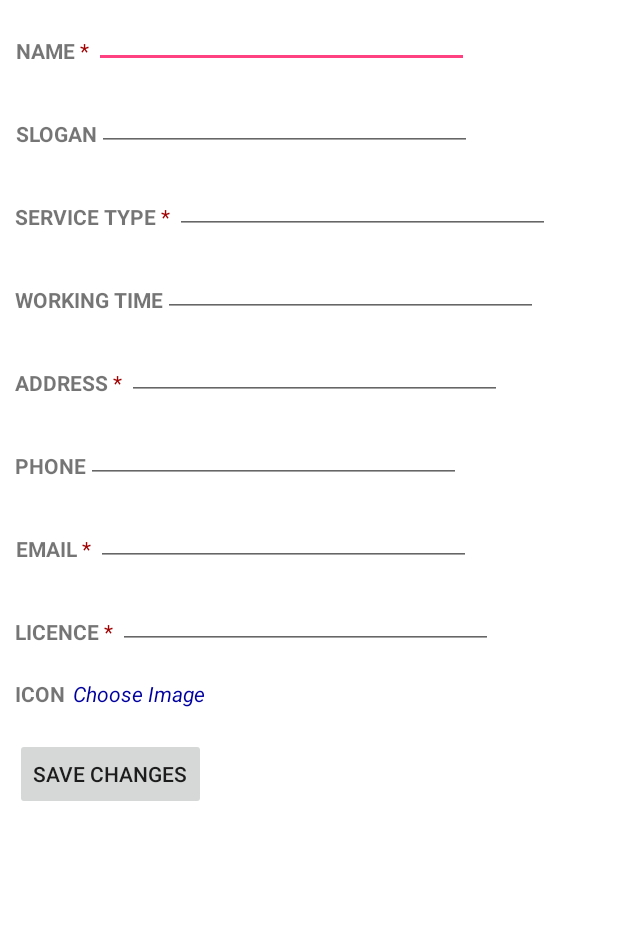
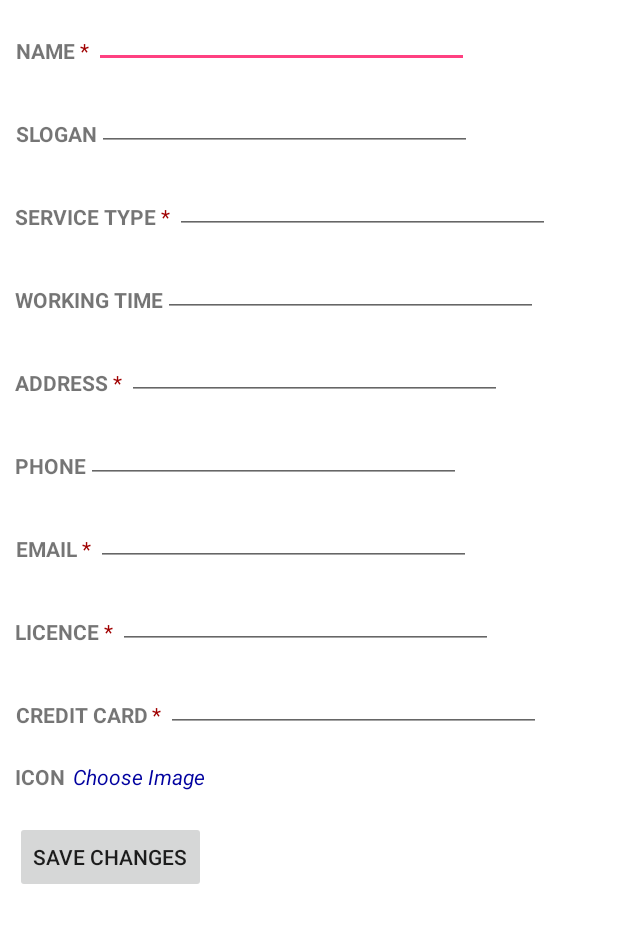
Before and after one commit to YomnaHAmin/ASN-Advertisers, an Android app: the EditDataActivity screen opened directly, with no data from a screen before it, on a phone screen of 412 x 824 dp, the part 84-1027 px from its top. Run offline under Robolectric (Android 15) with nearby library versions, the phone set to English and light mode, and no system bars; our stand-ins replace Volley.

Commit message:
Add Credit Card

```diff
--- a/app/src/main/java/com/example/android/advertisers/EditDataActivity.java
+++ b/app/src/main/java/com/example/android/advertisers/EditDataActivity.java
@@ -39,8 +39,9 @@ public class EditDataActivity extends AppCompatActivity {
     private static final int RESULT_LOAD_IMG = 1;
     private static final int RESULT_PROCESS_IMG = 100;
 
-    EditText name, slogan, serviceType, availibility, adrs, phone, email, licence;
-    String newIcon, newName, newSlogan, newServiceType, newAvailibility, newAdrs, newPhone, newEmail, newLicence;
+    EditText name, slogan, serviceType, availibility, adrs, phone, email, licence, crdtCrd;
+    String newIcon, newName, newSlogan, newServiceType, newAvailibility,
+            newAdrs, newPhone, newEmail, newLicence, newCreditCard;
     TextView newIconValue, rmvNewImg;
     Uri newIconUri;
     Bitmap newIconBitmap;
@@ -58,6 +59,7 @@ public class EditDataActivity extends AppCompatActivity {
         phone = (EditText) findViewById(R.id.phoneEdit);
         email = (EditText) findViewById(R.id.emailEdit);
         licence = (EditText) findViewById(R.id.licenceEdit);
+        crdtCrd = (EditText) findViewById(R.id.creditCardEdit);
 
         newIconValue = (TextView)findViewById(R.id.chsImgBtn);
         rmvNewImg = (TextView)findViewById(R.id.newImgRmvBtn);
@@ -70,6 +72,7 @@ public class EditDataActivity extends AppCompatActivity {
         phone.setText(__Info.phone);
         email.setText(__Info.email);
         licence.setText(__Info.licence);
+        crdtCrd.setText(__Info.creditCard);
 
     }
 
@@ -160,8 +163,10 @@ public class EditDataActivity extends AppCompatActivity {
         newPhone = phone.getText().toString().trim();
         newEmail = email.getText().toString().trim();
         newLicence = licence.getText().toString().trim();
+        newCreditCard = crdtCrd.getText().toString().trim();
 
-        if(newName == null || newServiceType == null || newAdrs == null || newEmail == null || newLicence == null ){
+        if(newName == null || newServiceType == null || newAdrs == null || newEmail == null
+                || newLicence == null || newCreditCard == null  ){
             Toast.makeText(this, "Please Fill Required Fields", Toast.LENGTH_LONG);
         }
         else{
@@ -192,6 +197,7 @@ public class EditDataActivity extends AppCompatActivity {
                                         obj.getString("phone"),
                                         obj.getString("email"),
                                         obj.getString("licence"),
+                                        obj.getString("creditCard"),
                                         obj.getString("iconURL")
                                 );
 
@@ -234,6 +240,7 @@ public class EditDataActivity extends AppCompatActivity {
                     params.put("phone", newPhone);
                     params.put("email", newEmail);
                     params.put("licence", newLicence);
+                    params.put("licence", newCreditCard);
                     params.put("icon", newIcon);
                     params.put("iconName", String.valueOf(__Info.ID) + "_" + __Info.name);
                     return params;
--- a/app/src/main/java/com/example/android/advertisers/SharedPrefManager.java
+++ b/app/src/main/java/com/example/android/advertisers/SharedPrefManager.java
@@ -26,6 +26,7 @@ public class SharedPrefManager {
     private static final String KEY_USER_ADRS = "userAdrs";
     private static final String KEY_USER_WORKING_TIME = "userWorkingTime";
     private static final String KEY_USER_LICENCE = "userLicence";
+    private static final String KEY_USER_CREDIT_CARD = "userCreditCard";
     private static final String KEY_USER_iconURL = "userIconURL";
     private static final String KEY_USER_LAT = "userLat";
     private static final String KEY_USER_LNG = "userLng";
@@ -53,6 +54,7 @@ public class SharedPrefManager {
             String phone,
             String email,
             String licence,
+            String crdtCrd,
             String iconURL,
             double lng,
             double lat,
@@ -70,6 +72,7 @@ public class SharedPrefManager {
         editor.putString(KEY_USER_PHONE, phone);
         editor.putString(KEY_USER_EMAIL, email);
         editor.putString(KEY_USER_LICENCE, licence);
+        editor.putString(KEY_USER_CREDIT_CARD, crdtCrd);
         editor.putString(KEY_USER_iconURL, iconURL);
         editor.putString(KEY_USER_LAT, String.valueOf(lat));
         editor.putString(KEY_USER_LNG, String.valueOf(lng));
@@ -92,6 +95,7 @@ public class SharedPrefManager {
             String phone,
             String email,
             String licence,
+            String crdtCrd,
             String iconURL){
 
         SharedPreferences sharedPreferences = mCtx.getSharedPreferences(SHARED_PREF_NAME, Context.MODE_PRIVATE);
@@ -106,6 +110,7 @@ public class SharedPrefManager {
         editor.putString(KEY_USER_PHONE, phone);
         editor.putString(KEY_USER_EMAIL, email);
         editor.putString(KEY_USER_LICENCE, licence);
+        editor.putString(KEY_USER_CREDIT_CARD, crdtCrd);
         editor.putString(KEY_USER_iconURL, iconURL);
 
         editor.apply();
@@ -141,6 +146,7 @@ public class SharedPrefManager {
         __Info.workTime = sharedPreferences.getString(KEY_USER_WORKING_TIME, "");
         __Info.iconURL = sharedPreferences.getString(KEY_USER_iconURL, "");
         __Info.licence = sharedPreferences.getString(KEY_USER_LICENCE, "");
+        __Info.creditCard = sharedPreferences.getString(KEY_USER_CREDIT_CARD, "");
 
         if(newData){
             __Info.ID = sharedPreferences.getInt(KEY_USER_ID, 0);
--- a/app/src/main/java/com/example/android/advertisers/__Info.java
+++ b/app/src/main/java/com/example/android/advertisers/__Info.java
@@ -17,6 +17,7 @@ public class __Info {
     public static String iconURL;
 
     public static String licence;
+    public static String creditCard;
     public static double lat;
     public static double lng;
     public static double atit;
--- a/app/src/main/res/layout/activity_edit_data.xml
+++ b/app/src/main/res/layout/activity_edit_data.xml
@@ -223,6 +223,36 @@
                 android:inputType="text"/>
 
         </LinearLayout>
+
+        <LinearLayout
+            android:id="@+id/creditCard"
+            android:layout_width="match_parent"
+            android:layout_height="wrap_content"
+            android:layout_margin="10dp">
+
+            <TextView
+                android:id="@+id/creditCardTitle"
+                android:layout_width="wrap_content"
+                android:layout_height="wrap_content"
+                android:text="Credit Card"
+                android:textAlignment="center"
+                android:textAllCaps="true"
+                android:textStyle="bold" />
+
+            <TextView
+                android:layout_width="wrap_content"
+                android:layout_height="wrap_content"
+                android:text=" * "
+                android:textColor="#A00000" />
+
+            <EditText
+                android:id="@+id/creditCardEdit"
+                android:layout_width="250dp"
+                android:layout_height="35dp"
+                android:paddingBottom="5dp" />
+
+        </LinearLayout>
+
         <LinearLayout
             android:id="@+id/btns"
             android:layout_width="match_parent"
```
Also changed, not shown: app/src/main/java/com/example/android/advertisers/SignupActivity.java (+7 -3 lines), app/src/main/res/layout/activity_signup.xml (+29 -0 lines).
